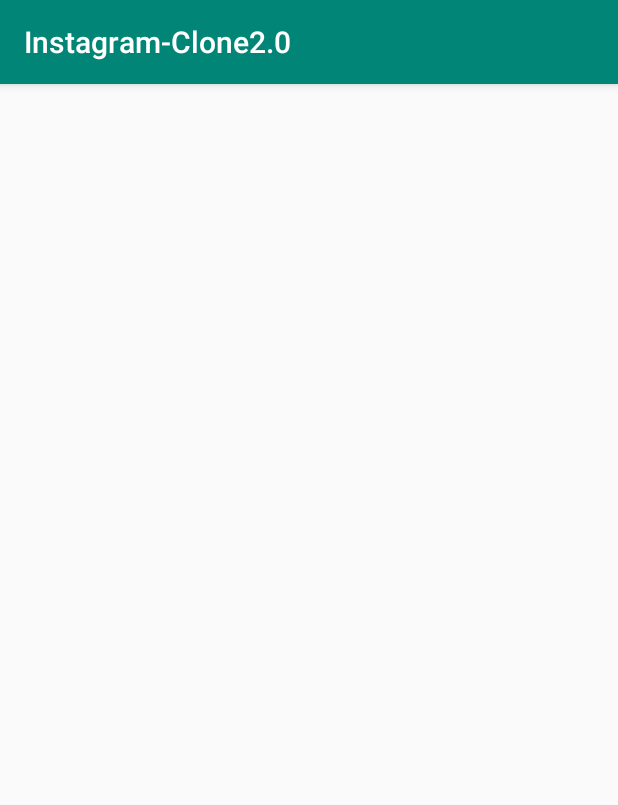
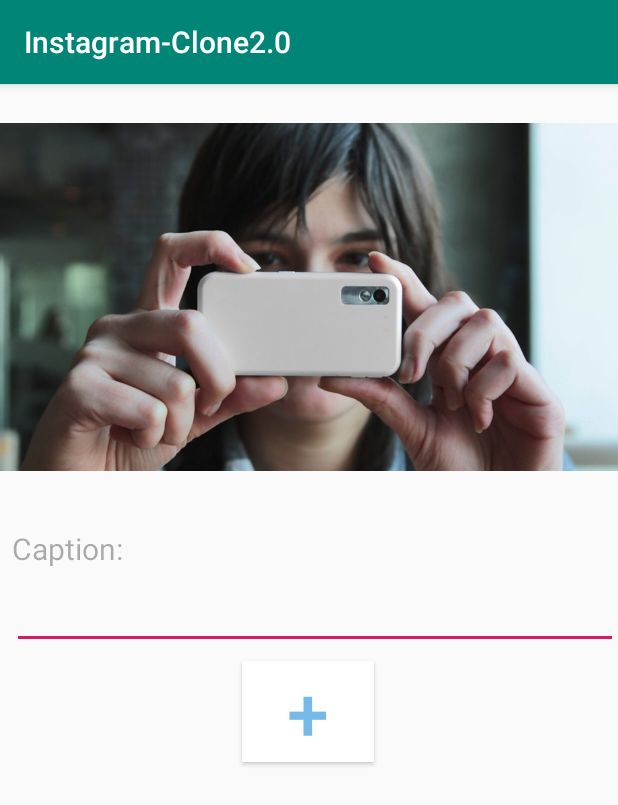
Before and after one commit to ArafathBaig/Instagram-Clone2.0, an Android app: the fragment SharePicTab shown on its own in the app's theme, on a phone screen of 412 x 824 dp. Shown: the top 805 px of the screen. Run offline under Robolectric (Android 15) with nearby library versions, the phone set to English and light mode, and no system bars; Roboto replaces fonts that are not available here.

Commit message:
share tab commit

```diff
--- a/app/src/main/java/arafath/myappcom/instagram_clone20/SharePicTab.java
+++ b/app/src/main/java/arafath/myappcom/instagram_clone20/SharePicTab.java
@@ -1,20 +1,30 @@
 package arafath.myappcom.instagram_clone20;
 
 
+import android.Manifest;
+import android.app.Activity;
+import android.content.pm.PackageManager;
 import android.os.Bundle;
 
+import androidx.annotation.NonNull;
+import androidx.core.app.ActivityCompat;
 import androidx.fragment.app.Fragment;
 
 import android.view.LayoutInflater;
 import android.view.View;
 import android.view.ViewGroup;
+import android.widget.Button;
+import android.widget.EditText;
+import android.widget.ImageView;
 
 
 /**
  * A simple {@link Fragment} subclass.
  */
-public class SharePicTab extends Fragment {
-
+public class SharePicTab extends Fragment implements View.OnClickListener {
+        private ImageView imageView;
+        private EditText editDesc;
+        private Button btnshare;
 
     public SharePicTab() {
         // Required empty public constructor
@@ -25,7 +35,50 @@ public class SharePicTab extends Fragment {
     public View onCreateView(LayoutInflater inflater, ViewGroup container,
                              Bundle savedInstanceState) {
         // Inflate the layout for this fragment
-        return inflater.inflate(R.layout.fragment_share_pic_tab, container, false);
+        View view =  inflater.inflate(R.layout.fragment_share_pic_tab, container, false);
+
+        imageView = view.findViewById(R.id.imageView);
+        editDesc = view.findViewById(R.id.editDescription);
+        btnshare = view.findViewById(R.id.buttonSend);
+
+        imageView.setOnClickListener(SharePicTab.this);
+        btnshare.setOnClickListener(SharePicTab.this);
+
+        return view;
     }
 
+    @Override
+    public void onClick(View v) {
+
+        switch (v.getId()){
+            case R.id.imageView:
+                if(android.os.Build.VERSION.SDK_INT >= 23 &&
+                        ActivityCompat.checkSelfPermission(getContext(),
+                                Manifest.permission.READ_EXTERNAL_STORAGE) != PackageManager.PERMISSION_GRANTED){
+
+                    requestPermissions(new String[]{Manifest.permission.READ_EXTERNAL_STORAGE}, 1000);
+                }else{
+                    getChosenImage();
+                }
+                break;
+
+            case R.id.buttonSend:
+                break;
+        }
+    }
+
+    private void getChosenImage() {
+
+    }
+
+    @Override
+    public void onRequestPermissionsResult(int requestCode, @NonNull String[] permissions, @NonNull int[] grantResults) {
+        super.onRequestPermissionsResult(requestCode, permissions, grantResults);
+
+        if(requestCode == 1000){
+            if(grantResults.length > 0 && grantResults[0] == PackageManager.PERMISSION_GRANTED){
+                getChosenImage();
+            }
+        }
+    }
 }
--- a/app/src/main/res/layout/fragment_share_pic_tab.xml
+++ b/app/src/main/res/layout/fragment_share_pic_tab.xml
@@ -1,10 +1,59 @@
 <?xml version="1.0" encoding="utf-8"?>
 <androidx.constraintlayout.widget.ConstraintLayout xmlns:android="http://schemas.android.com/apk/res/android"
+    xmlns:app="http://schemas.android.com/apk/res-auto"
     xmlns:tools="http://schemas.android.com/tools"
     android:layout_width="match_parent"
     android:layout_height="match_parent"
     tools:context=".SharePicTab">
 
 
+    <ImageView
+        android:id="@+id/imageView"
+        android:layout_width="0dp"
+        android:layout_height="276dp"
+        android:layout_marginTop="4dp"
+        android:src="@drawable/selfiee"
+        app:layout_constraintEnd_toEndOf="parent"
+        app:layout_constraintHorizontal_bias="0.0"
+        app:layout_constraintStart_toStartOf="parent"
+        app:layout_constraintTop_toTopOf="parent" />
+
+    <TextView
+        android:id="@+id/textView"
+        android:layout_width="wrap_content"
+        android:layout_height="wrap_content"
+        android:layout_marginStart="8dp"
+        android:layout_marginTop="16dp"
+        android:alpha="0.6"
+        android:text="Caption:"
+        android:textSize="20sp"
+        app:layout_constraintStart_toStartOf="parent"
+        app:layout_constraintTop_toBottomOf="@+id/imageView" />
+
+    <EditText
+        android:id="@+id/editDescription"
+        android:layout_width="0dp"
+        android:layout_height="wrap_content"
+        android:layout_marginStart="8dp"
+        android:layout_marginTop="8dp"
+        android:ems="10"
+        android:inputType="textPersonName"
+        app:layout_constraintEnd_toEndOf="parent"
+        app:layout_constraintStart_toStartOf="parent"
+        app:layout_constraintTop_toBottomOf="@+id/textView" />
+
+    <Button
+        android:id="@+id/buttonSend"
+        android:layout_width="wrap_content"
+        android:layout_height="wrap_content"
+        android:layout_marginTop="8dp"
+        android:background="#FFFFFF"
+        android:text="+"
+        android:textColor="#75B9E6"
+        android:textSize="50sp"
+        app:layout_constraintEnd_toEndOf="parent"
+        app:layout_constraintHorizontal_bias="0.498"
+        app:layout_constraintStart_toStartOf="parent"
+        app:layout_constraintTop_toBottomOf="@+id/editDescription" />
 
 </androidx.constraintlayout.widget.ConstraintLayout>
```
Also changed, not shown: app/src/main/res/layout/fragment_share_picture_tab.xml (deleted, +0 -14 lines), app/src/main/res/drawable/phone.png (added), app/src/main/res/drawable/phone2.jpg (added), app/src/main/res/drawable/plus.png (added), app/src/main/res/drawable/pluss.jpeg (added), app/src/main/res/drawable/self.png (added), app/src/main/res/drawable/selfiee.jpg (added).
